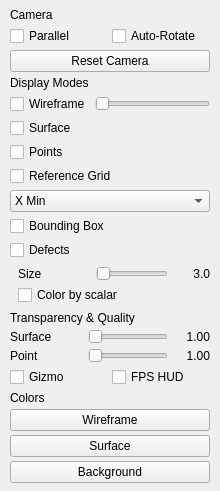
First picture: the form in src/ui/view_display_page.ui, repository thermeng/SciRender, before the edit.
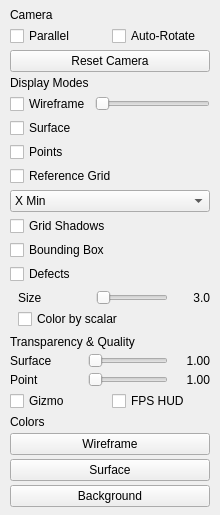
Second picture: the form after the edit.

Commit message: feat: shadow for reference grid & user controlled bounded reference grid

```diff
--- a/src/ui/view_display_page.ui
+++ b/src/ui/view_display_page.ui
@@ -143,6 +143,13 @@
         </item>
        </widget>
       </item>
+      <item>
+       <widget class="QCheckBox" name="gridShadowCb">
+        <property name="text">
+         <string>Grid Shadows</string>
+        </property>
+       </widget>
+      </item>
      <item>
       <widget class="QCheckBox" name="bboxCb">
        <property name="text">
```
Lines whose indentation alone changed are shown as unchanged. The commit also changes 16 other files.
